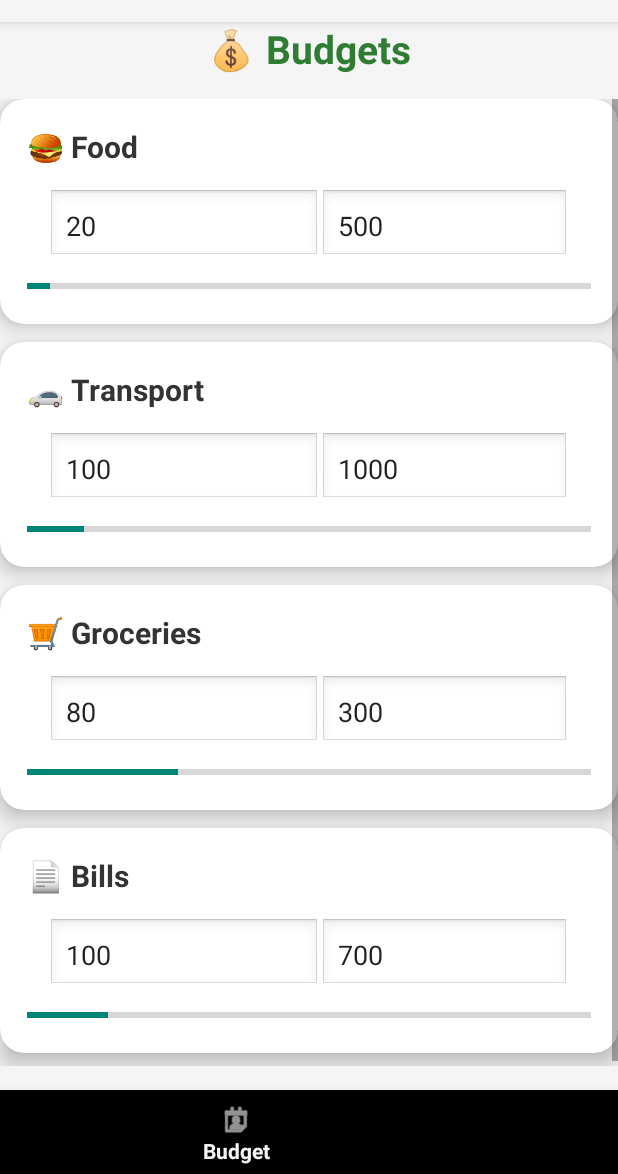
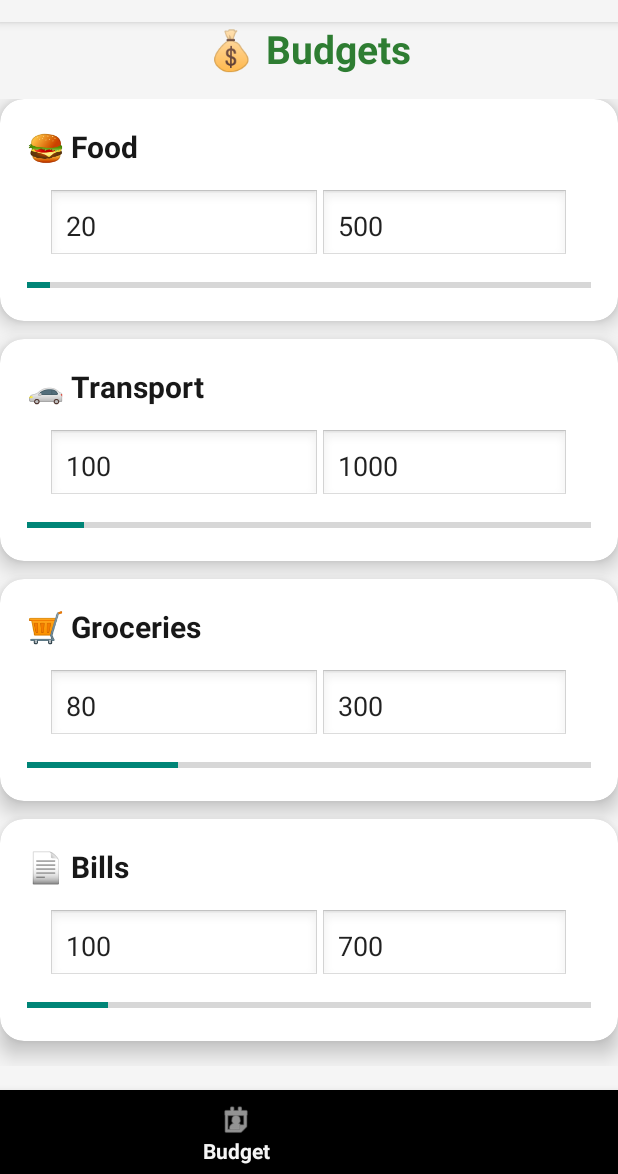
Before and after one commit to Tharun7075/FINTRACK, an Android app: the BudgetActivity screen opened directly, with no data from a screen before it, on a phone screen of 412 x 824 dp, the part 62-1236 px from its top. Run offline under Robolectric (Android 15) with nearby library versions, the phone set to English and light mode, and no system bars.

Commit message:
small changes to UI in budget page

```diff
--- a/app/src/main/res/layout/budget_card_stub.xml
+++ b/app/src/main/res/layout/budget_card_stub.xml
@@ -21,7 +21,7 @@
             android:text="Category"
             android:textSize="20sp"
             android:textStyle="bold"
-            android:textColor="#333" />
+            android:textColor="#181818" />
 
         <LinearLayout
             android:layout_width="match_parent"
@@ -56,7 +56,7 @@
             android:id="@+id/categoryProgress"
             style="?android:attr/progressBarStyleHorizontal"
             android:layout_width="match_parent"
-            android:layout_height="14dp"
+            android:layout_height="12dp"
             android:layout_marginTop="14dp"
             android:max="100"
             android:progress="0" />
```
